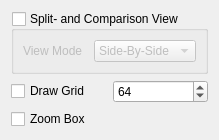
Old version of the form ui/splitViewWidgetControls.ui in the repository IENT/YUView.
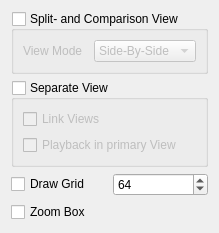
New version of the form.

Commit message: Better toggeling of the separate view. Controls for linking/not linking and playback of the primary view. This still needs work.

Patch:
```diff
--- a/ui/splitViewWidgetControls.ui
+++ b/ui/splitViewWidgetControls.ui
@@ -7,7 +7,7 @@
     <x>0</x>
     <y>0</y>
     <width>185</width>
-    <height>128</height>
+    <height>207</height>
    </rect>
   </property>
   <property name="windowTitle">
@@ -50,6 +50,35 @@
      </layout>
     </widget>
    </item>
+   <item>
+    <widget class="QGroupBox" name="separateViewGroupBox">
+     <property name="title">
+      <string>Separate View</string>
+     </property>
+     <property name="checkable">
+      <bool>true</bool>
+     </property>
+     <property name="checked">
+      <bool>false</bool>
+     </property>
+     <layout class="QVBoxLayout" name="verticalLayout_2">
+      <item>
+       <widget class="QCheckBox" name="linkViewsCheckBox">
+        <property name="text">
+         <string>Link Views</string>
+        </property>
+       </widget>
+      </item>
+      <item>
+       <widget class="QCheckBox" name="playbackPrimaryCheckBox">
+        <property name="text">
+         <string>Playback in primary View</string>
+        </property>
+       </widget>
+      </item>
+     </layout>
+    </widget>
+   </item>
    <item>
     <layout class="QGridLayout" name="gridLayout">
      <item row="0" column="0">
```
The commit also changes 5 other files.
